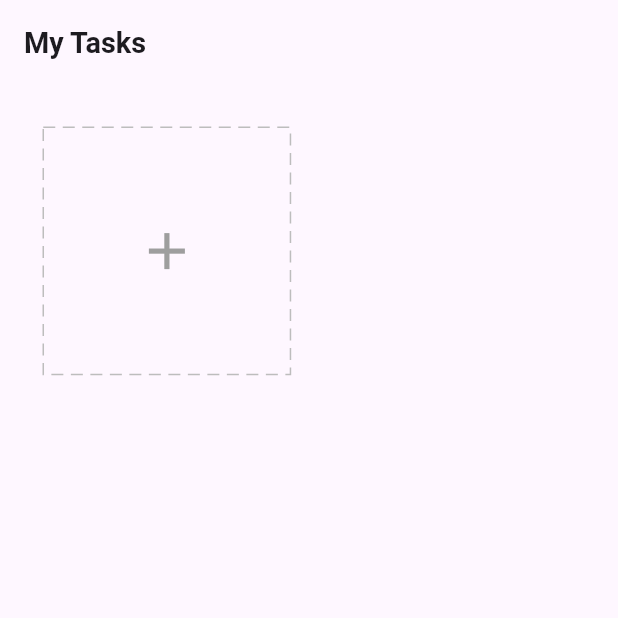
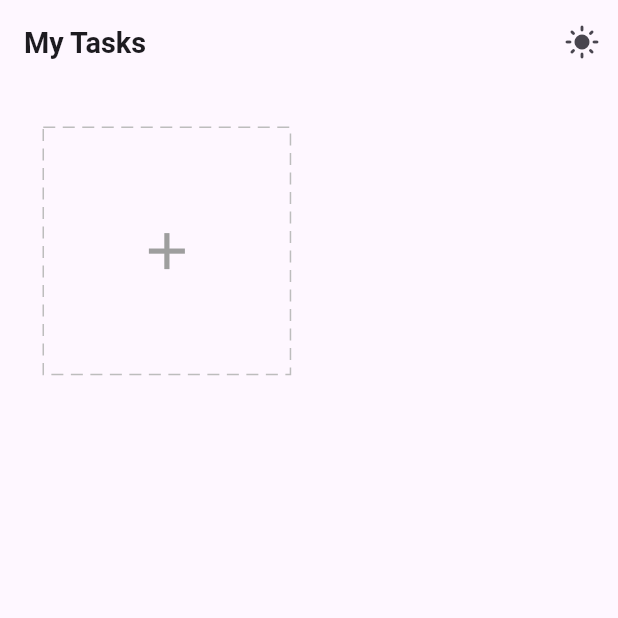
Before and after one commit to chrisokoriedev/todo_gext_app, a Flutter app: the screen it shows after launch, on a phone screen of 412 x 824 dp, the top half of it. Run offline on Flutter 3.47's test engine with Material 3 defaults, Android fonts, the phone set to English and light mode, and no system bars; drawn by our look-alikes of dotted_border; our stand-ins replace equatable, flutter_easyloading, get, get_storage, step_progress_indicator.

Commit message:
working on theme

```diff
--- a/lib/app/modules/home/view.dart
+++ b/lib/app/modules/home/view.dart
@@ -21,6 +21,13 @@ class MyHomePage extends GetView<HomeController> {
           AppString.myTask,
           style: TextStyle(fontSize: 14.sp, fontWeight: FontWeight.bold),
         ),
+        actions: [
+          IconButton(
+              onPressed: () {
+                Get.changeTheme(ThemeData.dark());
+              },
+              icon: const Icon(Icons.light_mode))
+        ],
       ),
       body: SafeArea(
         child: Obx(
```
